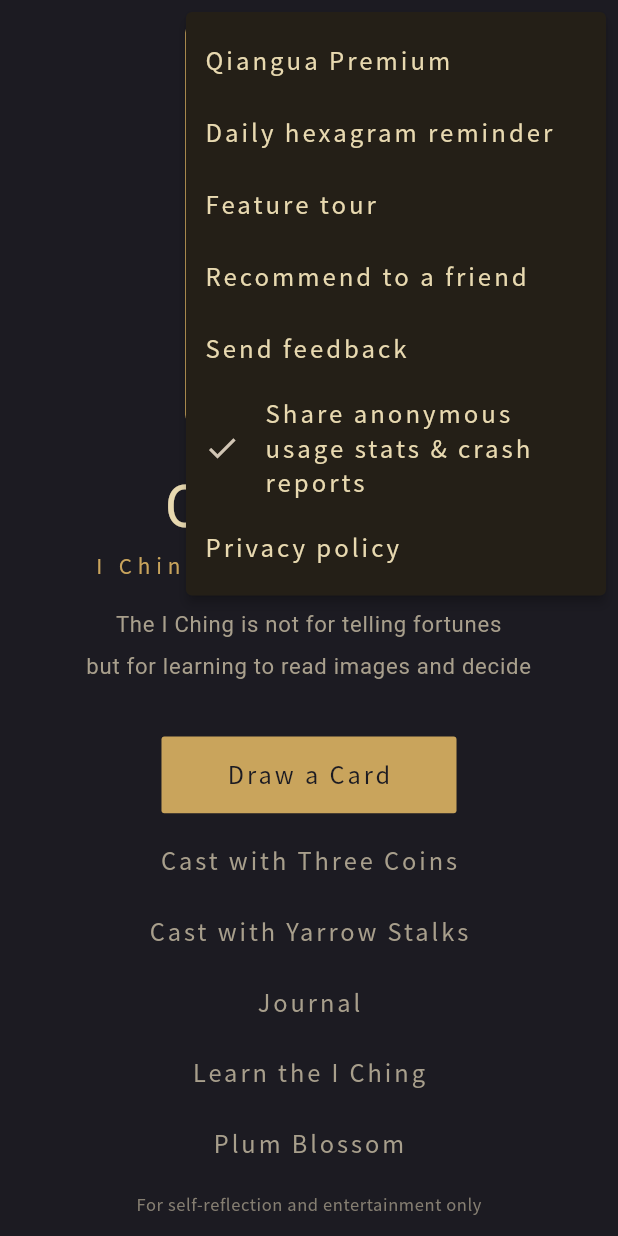
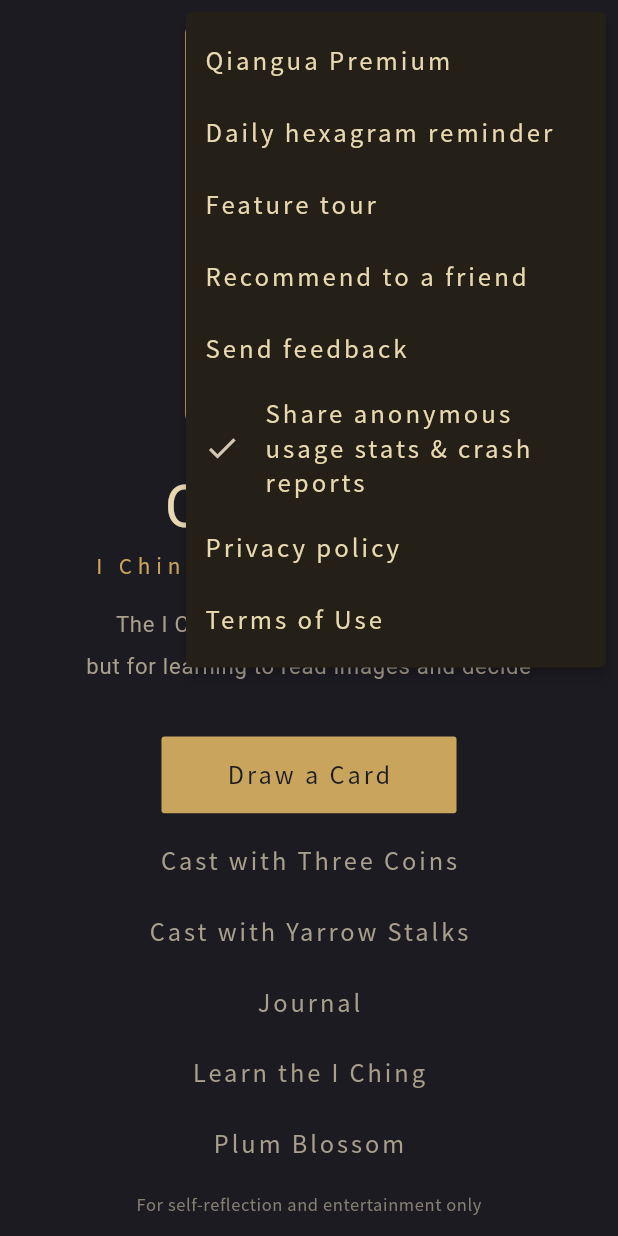
Before and after one commit to lawrence124875/iching-cards, a Flutter app: the HomePage screen opened directly, after a tap on the "more vert" icon, on a phone screen of 412 x 824 dp. Run offline on Flutter 3.47's test engine with Material 3 defaults, Android fonts, the phone set to English and light mode, and no system bars; our stand-ins replace audio_service, cloud_firestore, file_picker, firebase_analytics, firebase_core, firebase_crashlytics and 8 more; missing offline and left inert: in_app_update, lunar, purchases_flutter; accounts and stored records are empty; generated files the repository leaves out were written again; Roboto replaces fonts that are missing (NotoSerifTC).

Commit message:
服務條款頁＋App 選單與付費牆連結 (#29)
* CI：新增權限與 SDK 報告步驟；分支手動建置不發 Release

Co-Authored-By: Claude Opus 5.5 <noreply@anthropic.com>
Claude-Session: https://claude.ai/code/session_01Cu1dEMfeJ6anp9EoDaXKcb

* CI：權限報告改短（來源去重、compileSdk 由 aapt2 讀）

Co-Authored-By: Claude Opus 5.5 <noreply@anthropic.com>
Claude-Session: https://claude.ai/code/session_01Cu1dEMfeJ6anp9EoDaXKcb

* 提醒一律不精確排程，移除 SCHEDULE_EXACT_ALARM（Play 精確鬧鐘政策）

Co-Authored-By: Claude Opus 5.5 <noreply@anthropic.com>
Claude-Session: https://claude.ai/code/session_01Cu1dEMfeJ6anp9EoDaXKcb

* 0.5.6+61：取代 +60（含移除精確鬧鐘權限）

Co-Authored-By: Claude Opus 5.5 <noreply@anthropic.com>
Claude-Session: https://claude.ai/code/session_01Cu1dEMfeJ6anp9EoDaXKcb

* 服務條款頁（繁中＋英文）＋首頁選單與 Android 付費牆連結

Co-Authored-By: Claude Opus 5.5 <noreply@anthropic.com>
Claude-Session: https://claude.ai/code/session_01Cu1dEMfeJ6anp9EoDaXKcb

---------

Co-authored-by: Claude <noreply@anthropic.com>

```diff
--- a/lib/app/home_page.dart
+++ b/lib/app/home_page.dart
@@ -106,7 +106,7 @@ class HomePage extends StatelessWidget {
   }
 }
 
-enum _MenuItem { premium, dailyReminder, intro, shareApp, feedback, usage, adPrivacy, privacyPolicy }
+enum _MenuItem { premium, dailyReminder, intro, shareApp, feedback, usage, adPrivacy, privacyPolicy, terms }
 
 /// 首頁右上角選單：謙卦會員、每日一卦提醒、功能介紹、推薦給朋友、意見回饋、分享使用統計（勾選開關）、廣告隱私設定（需要同意的地區才出現）、隱私權政策。
 class _HomeMenu extends StatelessWidget {
@@ -137,6 +137,8 @@ class _HomeMenu extends StatelessWidget {
             s.ads.showPrivacyOptions();
           case _MenuItem.privacyPolicy:
             launchUrl(Uri.parse(privacyPolicyUrl), mode: LaunchMode.externalApplication);
+          case _MenuItem.terms:
+            launchUrl(Uri.parse(termsOfServiceUrl), mode: LaunchMode.externalApplication);
         }
       },
       itemBuilder: (_) => [
@@ -154,6 +156,7 @@ class _HomeMenu extends StatelessWidget {
         if (s.ads.privacyOptionsRequired && !s.isPremium)
           PopupMenuItem(value: _MenuItem.adPrivacy, child: Text(l.menuAdPrivacy)),
         PopupMenuItem(value: _MenuItem.privacyPolicy, child: Text(l.menuPrivacyPolicy)),
+        PopupMenuItem(value: _MenuItem.terms, child: Text(l.termsOfUse)),
       ],
     );
   }
@@ -161,3 +164,6 @@ class _HomeMenu extends StatelessWidget {
 
 /// 隱私權政策（本 repo GitHub Pages，§20）。
 const privacyPolicyUrl = 'https://lawrence124875.github.io/iching-cards/privacy.html';
+
+/// 服務條款（本 repo docs/terms.html，2026-11-02；訂閱、試用、退款、免責）。
+const termsOfServiceUrl = 'https://lawrence124875.github.io/iching-cards/terms.html';
```
Also changed, not shown: lib/shared/premium/paywall_page.dart (+7 -1 lines), 2 other files.
